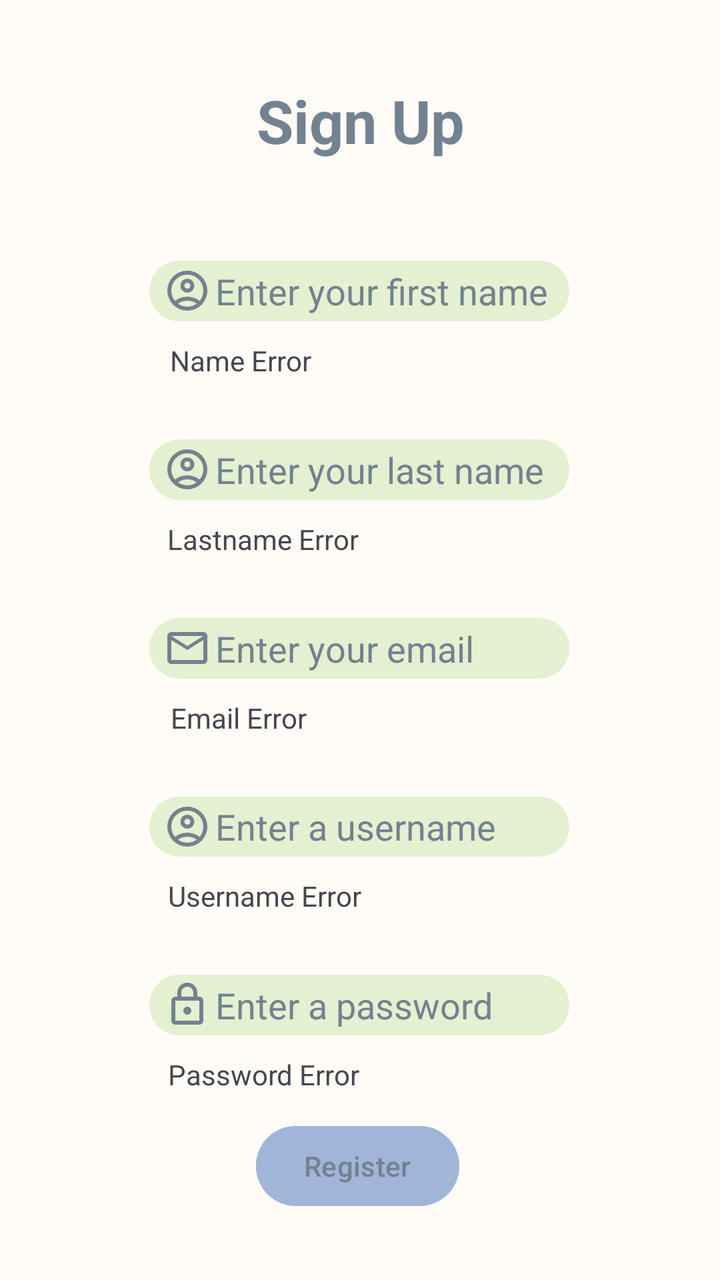
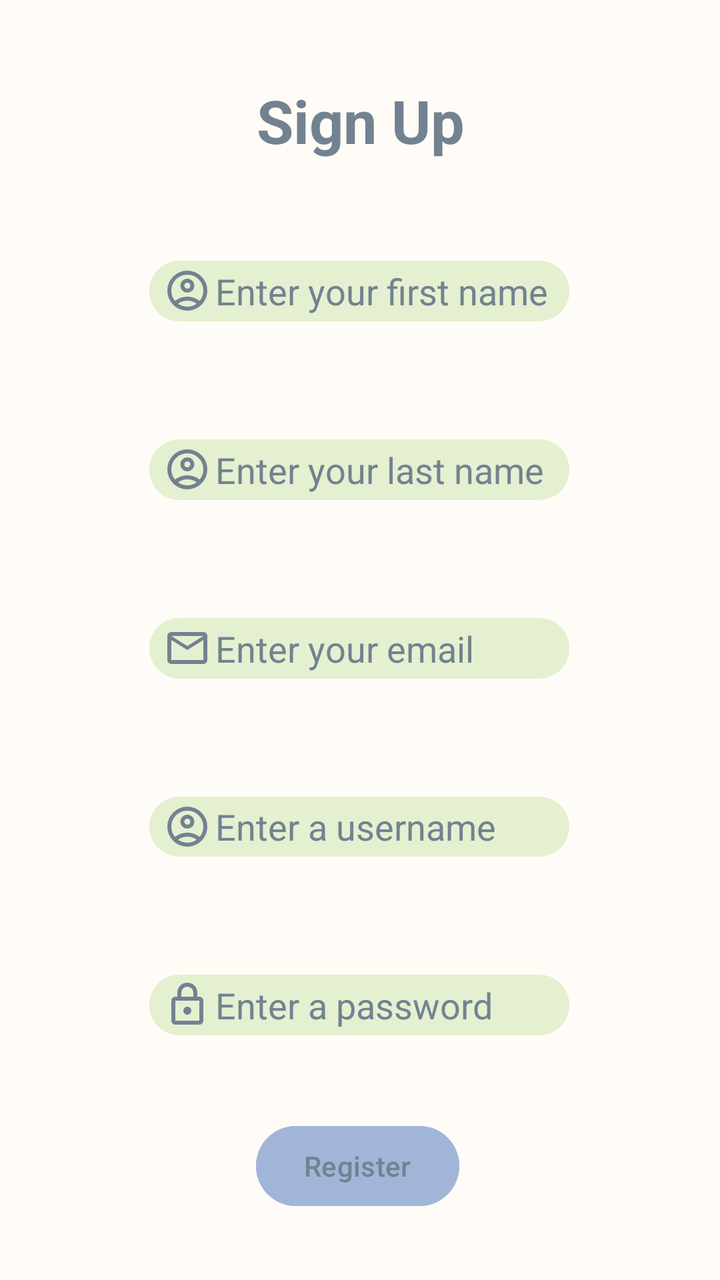

The first picture is an Android layout as it rendered before a commit; the second is the same layout after the commit. The layout source and the unified diff follow.
<!-- AndroidManifest.xml: application theme Theme.MyApp -->
<!-- res/layout/activity_sign_up.xml -->
<?xml version="1.0" encoding="utf-8"?>
<androidx.constraintlayout.widget.ConstraintLayout xmlns:android="http://schemas.android.com/apk/res/android"
    xmlns:app="http://schemas.android.com/apk/res-auto"
    xmlns:tools="http://schemas.android.com/tools"
    android:id="@+id/main"
    android:layout_width="match_parent"
    android:layout_height="match_parent"
    android:background="#FFFCF7"
    tools:context=".SignUpActivity">

    <EditText
        android:id="@+id/fistNameText"
        android:layout_width="wrap_content"
        android:layout_height="wrap_content"
        android:layout_marginTop="50dp"
        android:background="@drawable/signuptextview"
        android:digits="abcdefghijklmnopqrstuvwxyz ABCDEFGHIJKLMNOPQRSTUVWXYZ"
        android:drawableStart="@drawable/account_circle"
        android:drawablePadding="2dp"
        android:ems="10"
        android:hint="Enter your first name"
        android:inputType="text"
        android:paddingStart="7dp"
        android:paddingEnd="5dp"
        android:paddingTop="3dp"
        android:paddingBottom="3dp"
        android:textColor="#738290"
        android:textColorHint="#738290"
        android:maxLength="50"
        app:layout_constraintEnd_toEndOf="parent"
        app:layout_constraintHorizontal_bias="0.497"
        app:layout_constraintStart_toStartOf="parent"
        app:layout_constraintTop_toBottomOf="@+id/HeaderTextView" />

    <EditText
        android:id="@+id/lastNameText"
        android:layout_width="wrap_content"
        android:layout_height="wrap_content"
        android:layout_marginTop="30dp"
        android:background="@drawable/signuptextview"
        android:digits="abcdefghijklmnopqrstuvwxyz ABCDEFGHIJKLMNOPQRSTUVWXYZ"
        android:drawableLeft="@drawable/account_circle"
        android:drawablePadding="2dp"
        android:ems="10"
        android:hint="Enter your last name"
        android:inputType="text"
        android:maxLength="50"
        android:paddingStart="7dp"
        android:paddingTop="3dp"
        android:paddingEnd="5dp"
        android:paddingBottom="3dp"
        android:textColor="#738290"
        android:textColorHint="#738290"
        app:layout_constraintEnd_toEndOf="parent"
        app:layout_constraintHorizontal_bias="0.497"
        app:layout_constraintStart_toStartOf="parent"
        app:layout_constraintTop_toBottomOf="@+id/errorTextView1" />

    <EditText
        android:id="@+id/emailText"
        android:layout_width="wrap_content"
        android:layout_height="wrap_content"
        android:layout_marginTop="30dp"
        android:background="@drawable/signuptextview"
        android:digits="abcdefghijklmnopqrstuvwxyzABCDEFGHIJKLMNOPQRSTUVWXYZ1234567890@.-!#$%'*+-/=?^_`{|}~&amp;"
        android:drawableLeft="@drawable/mail"
        android:drawablePadding="2dp"
        android:ems="10"
        android:hint="Enter your email"
        android:inputType="textEmailAddress"
        android:paddingStart="7dp"
        android:paddingTop="3dp"
        android:paddingEnd="5dp"
        android:paddingBottom="3dp"
        android:textColor="#738290"
        android:textColorHint="#738290"
        app:layout_constraintEnd_toEndOf="parent"
        app:layout_constraintHorizontal_bias="0.497"
        app:layout_constraintStart_toStartOf="parent"
        app:layout_constraintTop_toBottomOf="@+id/errorTextView2" />

    <EditText
        android:id="@+id/userNameText"
        android:layout_width="wrap_content"
        android:layout_height="30dp"
        android:layout_marginTop="30dp"
        android:background="@drawable/signuptextview"
        android:digits="abcdefghijklmnopqrstuvwxyzABCDEFGHIJKLMNOPQRSTUVWXYZ1234567890@.-!#$%'*+-/=?^_`{|}~(),;[]&amp;"
        android:drawableLeft="@drawable/account_circle"
        android:drawablePadding="2dp"
        android:ems="10"
        android:hint="Enter a username"
        android:inputType="text"
        android:paddingStart="7dp"
        android:paddingTop="3dp"
        android:paddingEnd="5dp"
        android:paddingBottom="3dp"
        android:textColorHint="#738290"
        app:layout_constraintEnd_toEndOf="parent"
        app:layout_constraintHorizontal_bias="0.497"
        app:layout_constraintStart_toStartOf="parent"
        app:layout_constraintTop_toBottomOf="@+id/errorTextView3" />

    <EditText
        android:id="@+id/passwordText"
        android:layout_width="wrap_content"
        android:layout_height="wrap_content"
        android:layout_marginTop="30dp"
        android:background="@drawable/signuptextview"
        android:drawableLeft="@drawable/lock"
        android:drawablePadding="2dp"
        android:ems="10"
        android:hint="Enter a password"
        android:inputType="textPassword"
        android:paddingStart="7dp"
        android:paddingTop="3dp"
        android:paddingEnd="5dp"
        android:paddingBottom="3dp"
        android:textColor="#738290"
        android:textColorHint="#738290"
        app:layout_constraintEnd_toEndOf="parent"
        app:layout_constraintHorizontal_bias="0.497"
        app:layout_constraintStart_toStartOf="parent"
        app:layout_constraintTop_toBottomOf="@+id/errorTextView4" />

    <Button
        android:id="@+id/signUpButton"
        android:layout_width="wrap_content"
        android:layout_height="wrap_content"
        android:backgroundTint="#A1B5D8"
        android:text="Register"
        android:textColor="#738290"
        app:layout_constraintBottom_toBottomOf="parent"
        app:layout_constraintEnd_toEndOf="parent"
        app:layout_constraintHorizontal_bias="0.496"
        app:layout_constraintStart_toStartOf="parent"
        app:layout_constraintTop_toBottomOf="@+id/errorTextView5"
        app:layout_constraintVertical_bias="0.27" />

    <TextView
        android:id="@+id/HeaderTextView"
        android:layout_width="wrap_content"
        android:layout_height="wrap_content"
        android:layout_marginTop="40dp"
        android:text="Sign Up"
        android:textColor="#738290"
        android:textSize="30sp"
        android:textStyle="bold"
        app:layout_constraintEnd_toEndOf="parent"
        app:layout_constraintHorizontal_bias="0.501"
        app:layout_constraintStart_toStartOf="parent"
        app:layout_constraintTop_toTopOf="parent" />

    <TextView
        android:id="@+id/errorTextView1"
        android:layout_width="wrap_content"
        android:layout_height="wrap_content"
        android:layout_marginTop="10dp"
        android:text="Name Error"
        app:layout_constraintEnd_toEndOf="parent"
        app:layout_constraintHorizontal_bias="0.294"
        app:layout_constraintStart_toStartOf="parent"
        app:layout_constraintTop_toBottomOf="@+id/fistNameText" />

    <TextView
        android:id="@+id/errorTextView2"
        android:layout_width="wrap_content"
        android:layout_height="wrap_content"
        android:layout_marginTop="10dp"
        android:text="Lastname Error"
        app:layout_constraintEnd_toEndOf="parent"
        app:layout_constraintHorizontal_bias="0.317"
        app:layout_constraintStart_toStartOf="parent"
        app:layout_constraintTop_toBottomOf="@+id/lastNameText" />

    <TextView
        android:id="@+id/errorTextView3"
        android:layout_width="wrap_content"
        android:layout_height="wrap_content"
        android:layout_marginTop="10dp"
        android:text="Email Error"
        app:layout_constraintEnd_toEndOf="parent"
        app:layout_constraintHorizontal_bias="0.292"
        app:layout_constraintStart_toStartOf="parent"
        app:layout_constraintTop_toBottomOf="@+id/emailText" />

    <TextView
        android:id="@+id/errorTextView4"
        android:layout_width="wrap_content"
        android:layout_height="wrap_content"
        android:layout_marginTop="10dp"
        android:text="Username Error"
        app:layout_constraintEnd_toEndOf="parent"
        app:layout_constraintHorizontal_bias="0.319"
        app:layout_constraintStart_toStartOf="parent"
        app:layout_constraintTop_toBottomOf="@+id/userNameText" />

    <TextView
        android:id="@+id/errorTextView5"
        android:layout_width="wrap_content"
        android:layout_height="wrap_content"
        android:layout_marginTop="10dp"
        android:text="Password Error"
        app:layout_constraintEnd_toEndOf="parent"
        app:layout_constraintHorizontal_bias="0.318"
        app:layout_constraintStart_toStartOf="parent"
        app:layout_constraintTop_toBottomOf="@+id/passwordText" />

</androidx.constraintlayout.widget.ConstraintLayout>
<!-- resources referenced by this layout -->
<resources>
  <!-- drawable account_circle (drawable) -->
  <vector xmlns:android="http://schemas.android.com/apk/res/android" android:height="24dp" android:tint="#738290" android:viewportHeight="960" android:viewportWidth="960" android:width="24dp">
        
      <path android:fillColor="@android:color/white" android:pathData="M234,684Q285,645 348,622.5Q411,600 480,600Q549,600 612,622.5Q675,645 726,684Q761,643 780.5,591Q800,539 800,480Q800,347 706.5,253.5Q613,160 480,160Q347,160 253.5,253.5Q160,347 160,480Q160,539 179.5,591Q199,643 234,684ZM380.5,479.5Q340,439 340,380Q340,321 380.5,280.5Q421,240 480,240Q539,240 579.5,280.5Q620,321 620,380Q620,439 579.5,479.5Q539,520 480,520Q421,520 380.5,479.5ZM480,880Q397,880 324,848.5Q251,817 197,763Q143,709 111.5,636Q80,563 80,480Q80,397 111.5,324Q143,251 197,197Q251,143 324,111.5Q397,80 480,80Q563,80 636,111.5Q709,143 763,197Q817,251 848.5,324Q880,397 880,480Q880,563 848.5,636Q817,709 763,763Q709,817 636,848.5Q563,880 480,880ZM580,784.5Q627,769 666,740Q627,711 580,695.5Q533,680 480,680Q427,680 380,695.5Q333,711 294,740Q333,769 380,784.5Q427,800 480,800Q533,800 580,784.5ZM523,423Q540,406 540,380Q540,354 523,337Q506,320 480,320Q454,320 437,337Q420,354 420,380Q420,406 437,423Q454,440 480,440Q506,440 523,423ZM480,380Q480,380 480,380Q480,380 480,380Q480,380 480,380Q480,380 480,380Q480,380 480,380Q480,380 480,380Q480,380 480,380Q480,380 480,380ZM480,740Q480,740 480,740Q480,740 480,740Q480,740 480,740Q480,740 480,740Q480,740 480,740Q480,740 480,740Q480,740 480,740Q480,740 480,740Z"/>
      
  </vector>
  <!-- drawable lock (drawable) -->
  <vector xmlns:android="http://schemas.android.com/apk/res/android" android:height="24dp" android:tint="#738290" android:viewportHeight="960" android:viewportWidth="960" android:width="24dp">
        
      <path android:fillColor="@android:color/white" android:pathData="M240,880Q207,880 183.5,856.5Q160,833 160,800L160,400Q160,367 183.5,343.5Q207,320 240,320L280,320L280,240Q280,157 338.5,98.5Q397,40 480,40Q563,40 621.5,98.5Q680,157 680,240L680,320L720,320Q753,320 776.5,343.5Q800,367 800,400L800,800Q800,833 776.5,856.5Q753,880 720,880L240,880ZM240,800L720,800Q720,800 720,800Q720,800 720,800L720,400Q720,400 720,400Q720,400 720,400L240,400Q240,400 240,400Q240,400 240,400L240,800Q240,800 240,800Q240,800 240,800ZM536.5,656.5Q560,633 560,600Q560,567 536.5,543.5Q513,520 480,520Q447,520 423.5,543.5Q400,567 400,600Q400,633 423.5,656.5Q447,680 480,680Q513,680 536.5,656.5ZM360,320L600,320L600,240Q600,190 565,155Q530,120 480,120Q430,120 395,155Q360,190 360,240L360,320ZM240,800Q240,800 240,800Q240,800 240,800L240,400Q240,400 240,400Q240,400 240,400L240,400Q240,400 240,400Q240,400 240,400L240,800Q240,800 240,800Q240,800 240,800Z"/>
      
  </vector>
  <!-- drawable mail (drawable) -->
  <vector xmlns:android="http://schemas.android.com/apk/res/android" android:height="24dp" android:tint="#738290" android:viewportHeight="960" android:viewportWidth="960" android:width="24dp">
        
      <path android:fillColor="@android:color/white" android:pathData="M160,800Q127,800 103.5,776.5Q80,753 80,720L80,240Q80,207 103.5,183.5Q127,160 160,160L800,160Q833,160 856.5,183.5Q880,207 880,240L880,720Q880,753 856.5,776.5Q833,800 800,800L160,800ZM480,520L160,320L160,720Q160,720 160,720Q160,720 160,720L800,720Q800,720 800,720Q800,720 800,720L800,320L480,520ZM480,440L800,240L160,240L480,440ZM160,320L160,240L160,240L160,320L160,720Q160,720 160,720Q160,720 160,720L160,720Q160,720 160,720Q160,720 160,720L160,320Z"/>
      
  </vector>
  <!-- drawable signuptextview (drawable) -->
  <?xml version="1.0" encoding="utf-8"?>
  <shape xmlns:android="http://schemas.android.com/apk/res/android"
      android:shape="rectangle">
      <solid android:color="#E4F0D0" />
      <corners android:radius="15dp"/>
  </shape>
  <style name="Theme.MyApp" parent="Base.Theme.MyApp" />
  <style name="Base.Theme.MyApp" parent="Theme.Material3.DayNight.NoActionBar">
          
          
      </style>
</resources>

<!-- the commit's change to res/layout/activity_sign_up.xml (unified diff, before → after) -->
@@ -62,7 +62,6 @@
         android:layout_height="wrap_content"
         android:layout_marginTop="30dp"
         android:background="@drawable/signuptextview"
-        android:digits="abcdefghijklmnopqrstuvwxyzABCDEFGHIJKLMNOPQRSTUVWXYZ1234567890@.-!#$%'*+-/=?^_`{|}~&amp;"
         android:drawableLeft="@drawable/mail"
         android:drawablePadding="2dp"
         android:ems="10"
@@ -85,7 +84,6 @@
         android:layout_height="30dp"
         android:layout_marginTop="30dp"
         android:background="@drawable/signuptextview"
-        android:digits="abcdefghijklmnopqrstuvwxyzABCDEFGHIJKLMNOPQRSTUVWXYZ1234567890@.-!#$%'*+-/=?^_`{|}~(),;[]&amp;"
         android:drawableLeft="@drawable/account_circle"
         android:drawablePadding="2dp"
         android:ems="10"
@@ -156,10 +154,9 @@
         android:layout_width="wrap_content"
         android:layout_height="wrap_content"
         android:layout_marginTop="10dp"
-        android:text="Name Error"
-        app:layout_constraintEnd_toEndOf="parent"
-        app:layout_constraintHorizontal_bias="0.294"
-        app:layout_constraintStart_toStartOf="parent"
+        app:layout_constraintEnd_toEndOf="parent"
+        app:layout_constraintHorizontal_bias="0.0"
+        app:layout_constraintStart_toStartOf="@+id/fistNameText"
         app:layout_constraintTop_toBottomOf="@+id/fistNameText" />
 
     <TextView
@@ -167,10 +164,9 @@
         android:layout_width="wrap_content"
         android:layout_height="wrap_content"
         android:layout_marginTop="10dp"
-        android:text="Lastname Error"
-        app:layout_constraintEnd_toEndOf="parent"
-        app:layout_constraintHorizontal_bias="0.317"
-        app:layout_constraintStart_toStartOf="parent"
+        app:layout_constraintEnd_toEndOf="parent"
+        app:layout_constraintHorizontal_bias="0.0"
+        app:layout_constraintStart_toStartOf="@+id/lastNameText"
         app:layout_constraintTop_toBottomOf="@+id/lastNameText" />
 
     <TextView
@@ -178,10 +174,9 @@
         android:layout_width="wrap_content"
         android:layout_height="wrap_content"
         android:layout_marginTop="10dp"
-        android:text="Email Error"
-        app:layout_constraintEnd_toEndOf="parent"
-        app:layout_constraintHorizontal_bias="0.292"
-        app:layout_constraintStart_toStartOf="parent"
+        app:layout_constraintEnd_toEndOf="parent"
+        app:layout_constraintHorizontal_bias="0.0"
+        app:layout_constraintStart_toStartOf="@+id/emailText"
         app:layout_constraintTop_toBottomOf="@+id/emailText" />
 
     <TextView
@@ -189,10 +184,9 @@
         android:layout_width="wrap_content"
         android:layout_height="wrap_content"
         android:layout_marginTop="10dp"
-        android:text="Username Error"
-        app:layout_constraintEnd_toEndOf="parent"
-        app:layout_constraintHorizontal_bias="0.319"
-        app:layout_constraintStart_toStartOf="parent"
+        app:layout_constraintEnd_toEndOf="parent"
+        app:layout_constraintHorizontal_bias="0.0"
+        app:layout_constraintStart_toStartOf="@+id/userNameText"
         app:layout_constraintTop_toBottomOf="@+id/userNameText" />
 
     <TextView
@@ -200,10 +194,9 @@
         android:layout_width="wrap_content"
         android:layout_height="wrap_content"
         android:layout_marginTop="10dp"
-        android:text="Password Error"
-        app:layout_constraintEnd_toEndOf="parent"
-        app:layout_constraintHorizontal_bias="0.318"
-        app:layout_constraintStart_toStartOf="parent"
+        app:layout_constraintEnd_toEndOf="parent"
+        app:layout_constraintHorizontal_bias="0.0"
+        app:layout_constraintStart_toStartOf="@+id/passwordText"
         app:layout_constraintTop_toBottomOf="@+id/passwordText" />
 
 </androidx.constraintlayout.widget.ConstraintLayout>
